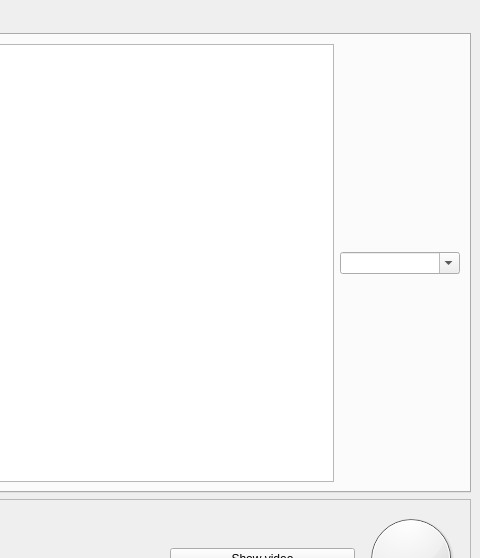
First picture: the form in jardin.ui, repository waltermas-gitter/jardinderadios, before the edit; both pictures show x 318 to 798 and y 0 to 558 of the 798 by 678 pixel window.
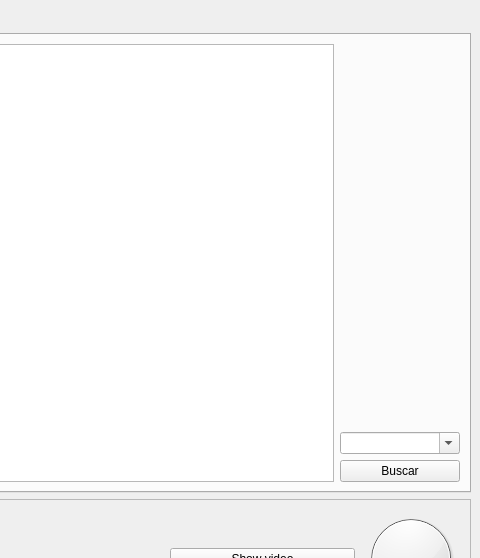
Second picture: the form after the edit. The open tabs and pages were chosen to show the change. Icons and pictures are not drawn.

Commit message: con qt material (themes)

```diff
--- a/jardin.ui
+++ b/jardin.ui
@@ -24,8 +24,8 @@
     <normaloff>:/iconos/antena.png</normaloff>:/iconos/antena.png</iconset>
   </property>
   <widget class="QWidget" name="centralwidget">
-   <layout class="QVBoxLayout" name="verticalLayout_3">
-    <item>
+   <layout class="QGridLayout" name="gridLayout_2">
+    <item row="0" column="0">
      <widget class="QTabWidget" name="tabWidget">
       <property name="tabShape">
        <enum>QTabWidget::Rounded</enum>
@@ -99,6 +99,8 @@
        <attribute name="title">
         <string>Buscar</string>
        </attribute>
+       <layout class="QHBoxLayout" name="horizontalLayout_3">
+        <item>
        <layout class="QHBoxLayout" name="horizontalLayout_2">
         <item>
          <widget class="QTableWidget" name="buscarTableWidget">
@@ -108,6 +110,21 @@
          </widget>
         </item>
         <item>
+           <layout class="QVBoxLayout" name="verticalLayout_6">
+            <item>
+             <spacer name="verticalSpacer_3">
+              <property name="orientation">
+               <enum>Qt::Vertical</enum>
+              </property>
+              <property name="sizeHint" stdset="0">
+               <size>
+                <width>20</width>
+                <height>40</height>
+               </size>
+              </property>
+             </spacer>
+            </item>
+            <item>
          <widget class="QComboBox" name="buscarComboBox">
           <property name="sizePolicy">
            <sizepolicy hsizetype="Preferred" vsizetype="Fixed">
@@ -126,6 +143,17 @@
           </property>
          </widget>
         </item>
+            <item>
+             <widget class="QPushButton" name="buscarPushButton">
+              <property name="text">
+               <string>Buscar</string>
+              </property>
+             </widget>
+            </item>
+           </layout>
+          </item>
+         </layout>
+        </item>
        </layout>
       </widget>
       <widget class="QWidget" name="historialTab">
```
Left out of the diff: 60 changed lines with no effect on the pictures. Lines whose indentation alone changed are shown as unchanged. The commit also changes 2 other files.
